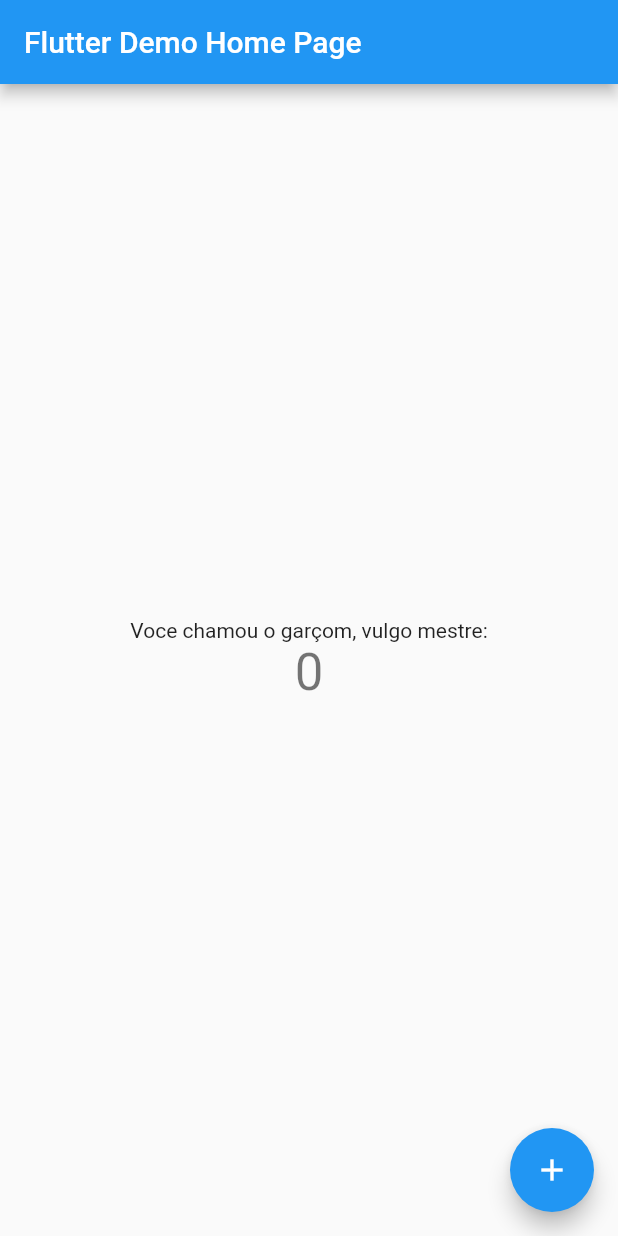
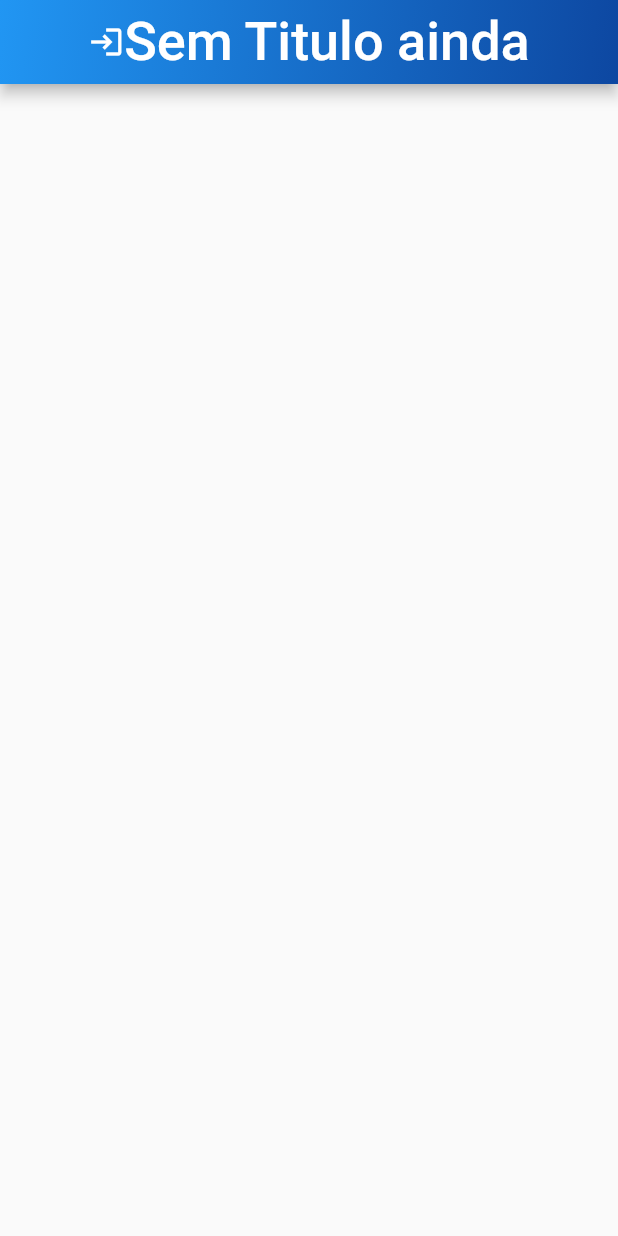
Before and after one commit to Felipe-16/SmartBottleFlutter, a Flutter app: the screen it shows after launch, on a phone screen of 412 x 824 dp. Run offline on Flutter 3.47's test engine with Material 2 defaults, Android fonts, the phone set to English and light mode, and no system bars; our stand-ins replace flutter_modular, mobx; generated files the repository leaves out were written again.

Commit message:
Criação do projeto + MVC DAO e ja inicio da page

```diff
--- a/flutter_application_1/analysis_options.yaml
+++ b/flutter_application_1/analysis_options.yaml
@@ -7,7 +7,7 @@
 
 # The following line activates a set of recommended lints for Flutter apps,
 # packages, and plugins designed to encourage good coding practices.
-include: package:flutter_lints/flutter.yaml
+include:
 
 linter:
   # The lint rules applied to this project can be customized in the
--- /dev/null
+++ b/flutter_application_1/lib/app/app_module.dart
@@ -0,0 +1,12 @@
+import 'package:flutter_application_1/app/modules/home/home_module.dart';
+import 'package:flutter_modular/flutter_modular.dart';
+
+class AppModule extends Module {
+  @override
+  final List<ModularRoute> routes = [
+    ModuleRoute(
+      '/home',
+      module: HomeModule(),
+    ),
+  ];
+}
--- /dev/null
+++ b/flutter_application_1/lib/app/app_widget.dart
@@ -0,0 +1,22 @@
+import 'package:flutter/material.dart';
+import 'package:flutter_modular/src/presenters/modular_base.dart';
+
+class AppWidget extends StatelessWidget {
+  const AppWidget({Key? key}) : super(key: key);
+
+  @override
+  Widget build(BuildContext context) {
+    return MaterialApp(
+      debugShowCheckedModeBanner: false,
+      initialRoute: '/home',
+      title: 'Sem titulo ainda',
+      theme: ThemeData(
+        fontFamily: 'Roboto',
+        appBarTheme: AppBarTheme(
+          color: Colors.blue,
+          centerTitle: true,
+        ),
+      ),
+    ).modular();
+  }
+}
--- /dev/null
+++ b/flutter_application_1/lib/app/modules/home/home_controller.dart
@@ -0,0 +1,7 @@
+import 'package:mobx/mobx.dart';
+
+part 'home_controller.g.dart';
+
+class HomeController = _HomeController with _$HomeController;
+
+abstract class _HomeController with Store {}
--- /dev/null
+++ b/flutter_application_1/lib/app/modules/home/home_module.dart
@@ -0,0 +1,15 @@
+import 'package:flutter_application_1/app/modules/home/home_controller.dart';
+import 'package:flutter_application_1/app/modules/home/home_page.dart';
+import 'package:flutter_modular/flutter_modular.dart';
+
+class HomeModule extends Module {
+  @override
+  final List<Bind> binds = [
+    Bind.lazySingleton((i) => HomeController()),
+  ];
+
+  @override
+  final List<ModularRoute> routes = [
+    ChildRoute(Modular.initialRoute, child: (_, args) => HomePage()),
+  ];
+}
--- /dev/null
+++ b/flutter_application_1/lib/app/modules/home/home_page.dart
@@ -0,0 +1,23 @@
+import 'package:flutter/material.dart';
+import 'package:flutter_application_1/app/modules/home/home_controller.dart';
+import 'package:flutter_application_1/shared/Components/app_bar_widget.dart';
+import 'package:flutter_modular/flutter_modular.dart';
+
+class HomePage extends StatefulWidget {
+  HomePage({Key? key}) : super(key: key);
+
+  @override
+  _HomePageState createState() => _HomePageState();
+}
+
+class _HomePageState extends ModularState<HomePage, HomeController> {
+  @override
+  Widget build(BuildContext context) {
+    return Scaffold(
+        appBar: AppBarWidget(
+          titulo: 'Sem Titulo ainda',
+          icon: Icons.login_outlined,
+        ),
+        body: null);
+  }
+}
--- a/flutter_application_1/lib/main.dart
+++ b/flutter_application_1/lib/main.dart
@@ -1,116 +1,7 @@
 import 'package:flutter/material.dart';
+import 'package:flutter_application_1/app/app_widget.dart';
+import 'package:flutter_modular/flutter_modular.dart';
 
-void main() {
-  runApp(const MyApp());
-}
+import 'app/app_module.dart';
 
-class MyApp extends StatelessWidget {
-  const MyApp({Key? key}) : super(key: key);
-
-  // This widget is the root of your application.
-  @override
-  Widget build(BuildContext context) {
-    return MaterialApp(
-      debugShowCheckedModeBanner: false,
-      title: 'Flutter Demo',
-      theme: ThemeData(
-        // This is the theme of your application.
-        //
-        // Try running your application with "flutter run". You'll see the
-        // application has a blue toolbar. Then, without quitting the app, try
-        // changing the primarySwatch below to Colors.green and then invoke
-        // "hot reload" (press "r" in the console where you ran "flutter run",
-        // or simply save your changes to "hot reload" in a Flutter IDE).
-        // Notice that the counter didn't reset back to zero; the application
-        // is not restarted.
-        primarySwatch: Colors.blue,
-      ),
-      home: const MyHomePage(title: 'Flutter Demo Home Page'),
-    );
-  }
-}
-
-class MyHomePage extends StatefulWidget {
-  const MyHomePage({Key? key, required this.title}) : super(key: key);
-
-  // This widget is the home page of your application. It is stateful, meaning
-  // that it has a State object (defined below) that contains fields that affect
-  // how it looks.
-
-  // This class is the configuration for the state. It holds the values (in this
-  // case the title) provided by the parent (in this case the App widget) and
-  // used by the build method of the State. Fields in a Widget subclass are
-  // always marked "final".
-
-  final String title;
-
-  @override
-  State<MyHomePage> createState() => _MyHomePageState();
-}
-
-class _MyHomePageState extends State<MyHomePage> {
-  int _counter = 0;
-
-  void _incrementCounter() {
-    setState(() {
-      // This call to setState tells the Flutter framework that something has
-      // changed in this State, which causes it to rerun the build method below
-      // so that the display can reflect the updated values. If we changed
-      // _counter without calling setState(), then the build method would not be
-      // called again, and so nothing would appear to happen.
-      _counter++;
-    });
-  }
-
-  @override
-  Widget build(BuildContext context) {
-    // This method is rerun every time setState is called, for instance as done
-    // by the _incrementCounter method above.
-    //
-    // The Flutter framework has been optimized to make rerunning build methods
-    // fast, so that you can just rebuild anything that needs updating rather
-    // than having to individually change instances of widgets.
-    return Scaffold(
-      appBar: AppBar(
-        // Here we take the value from the MyHomePage object that was created by
-        // the App.build method, and use it to set our appbar title.
-        title: Text(widget.title),
-      ),
-      body: Center(
-        // Center is a layout widget. It takes a single child and positions it
-        // in the middle of the parent.
-        child: Column(
-          // Column is also a layout widget. It takes a list of children and
-          // arranges them vertically. By default, it sizes itself to fit its
-          // children horizontally, and tries to be as tall as its parent.
-          //
-          // Invoke "debug painting" (press "p" in the console, choose the
-          // "Toggle Debug Paint" action from the Flutter Inspector in Android
-          // Studio, or the "Toggle Debug Paint" command in Visual Studio Code)
-          // to see the wireframe for each widget.
-          //
-          // Column has various properties to control how it sizes itself and
-          // how it positions its children. Here we use mainAxisAlignment to
-          // center the children vertically; the main axis here is the vertical
-          // axis because Columns are vertical (the cross axis would be
-          // horizontal).
-          mainAxisAlignment: MainAxisAlignment.center,
-          children: <Widget>[
-            const Text(
-              'Voce chamou o garçom, vulgo mestre:',
-            ),
-            Text(
-              '$_counter',
-              style: Theme.of(context).textTheme.headline4,
-            ),
-          ],
-        ),
-      ),
-      floatingActionButton: FloatingActionButton(
-        onPressed: _incrementCounter,
-        tooltip: 'Increment',
-        child: const Icon(Icons.add),
-      ), // This trailing comma makes auto-formatting nicer for build methods.
-    );
-  }
-}
+void main() => runApp(ModularApp(module: AppModule(), child: AppWidget()));
--- /dev/null
+++ b/flutter_application_1/lib/shared/Components/app_bar_widget.dart
@@ -0,0 +1,55 @@
+import 'package:flutter/material.dart';
+
+class AppBarWidget extends StatelessWidget implements PreferredSizeWidget {
+  final String titulo;
+  final double? toolbarHeight;
+  final IconData? icon;
+  final Widget? login;
+
+  const AppBarWidget({
+    Key? key,
+    required this.titulo,
+    this.icon,
+    this.login,
+    this.toolbarHeight,
+  }) : super(key: key);
+
+  @override
+  Widget build(BuildContext context) {
+    return AppBar(
+      title: Row(
+        mainAxisAlignment: MainAxisAlignment.center,
+        children: [
+          Container(
+            child: Icon(icon),
+          ),
+          Container(
+            child: Text(
+              titulo,
+              style: TextStyle(fontSize: 36),
+            ),
+          ),
+        ],
+      ),
+      actions: <Widget>[
+        Container(
+          child: login,
+        )
+      ],
+      flexibleSpace: Container(
+        decoration: BoxDecoration(
+          gradient: LinearGradient(
+              begin: Alignment.topLeft,
+              end: Alignment.bottomRight,
+              colors: [
+                Colors.blue.shade500,
+                Colors.blue.shade900,
+              ]),
+        ),
+      ),
+    );
+  }
+
+  @override
+  Size get preferredSize => Size.fromHeight(toolbarHeight ?? kToolbarHeight);
+}
```
Also changed, not shown: flutter_application_1/pubspec.yaml (+20 -65 lines), flutter_application_1/lib/app/modules/home/home_controller.g.dart (added), flutter_application_1/pubspec.lock, 1 other file.
